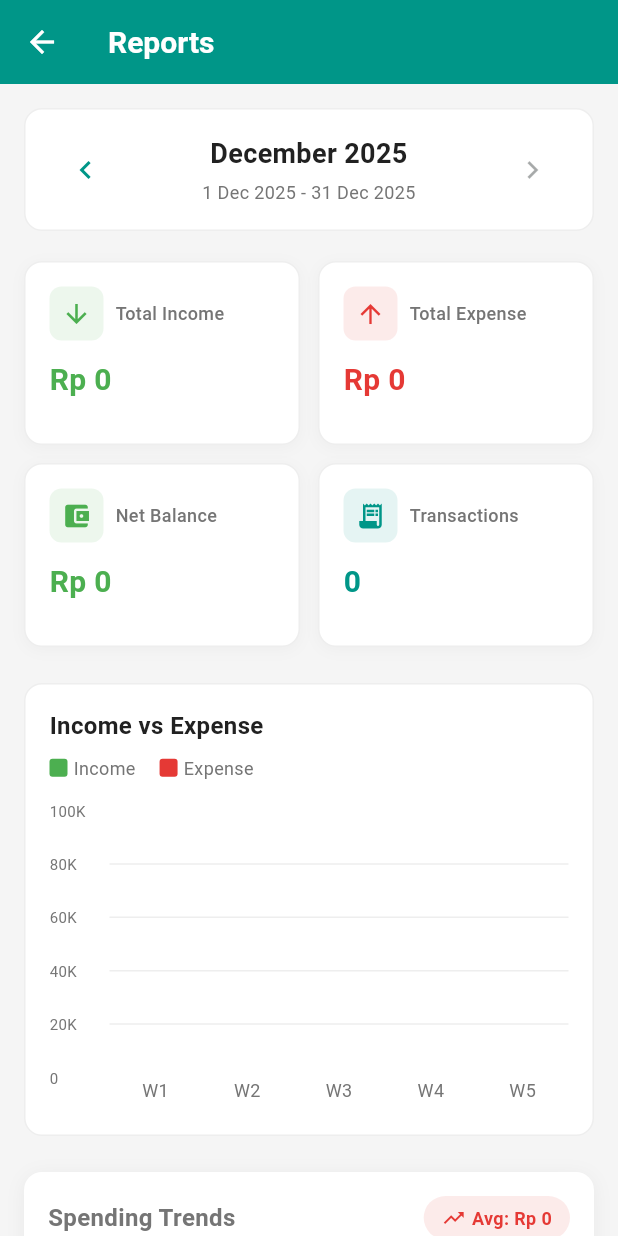
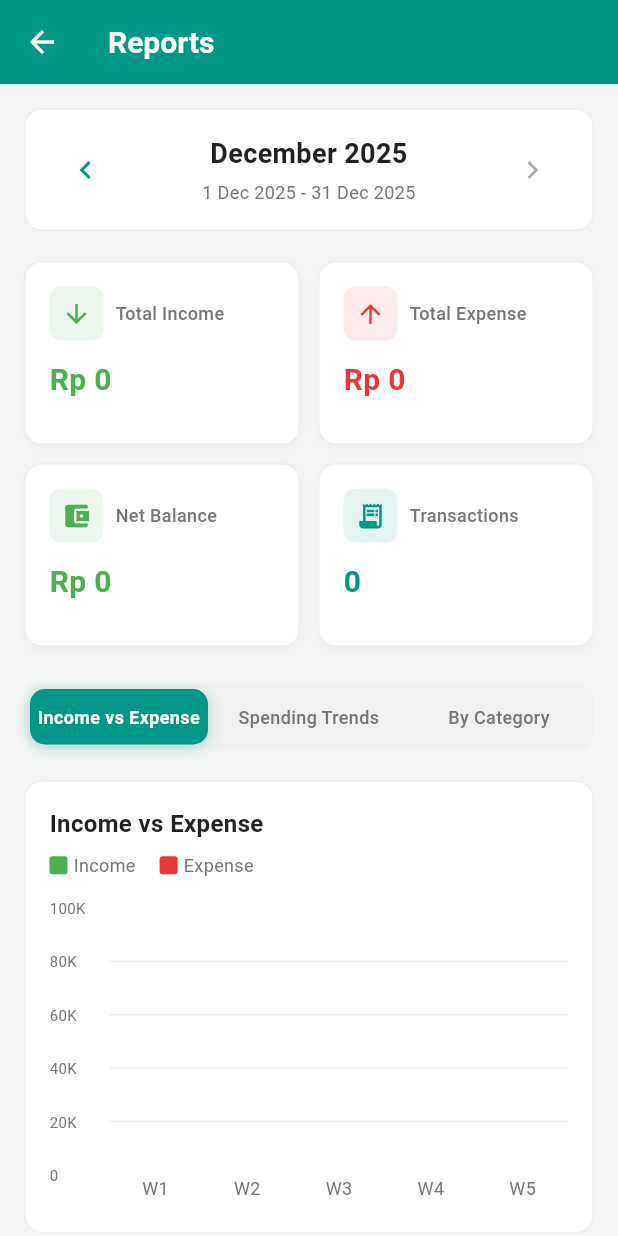
Before and after one commit to dagbrn/expensestracker-flutter, a Flutter app: the ReportsView screen opened by its route, on a phone screen of 412 x 824 dp. Run offline on Flutter 3.47's test engine with Material 3 defaults, Android fonts, the phone set to English and light mode, and no system bars; drawn by our look-alikes of fl_chart; our stand-ins replace get, sqflite; accounts and stored records are empty.

Commit message:
feat: implement tab bar for every chart

```diff
--- a/lib/app/modules/reports/reports_controller.dart
+++ b/lib/app/modules/reports/reports_controller.dart
@@ -19,6 +19,7 @@ class ReportsController extends GetxController {
   final dailySpending = <DailySpending>[].obs;
 
   final selectedMonth = DateTime.now().obs;
+  final selectedChartTab = 0.obs;
   final periodStart = DateTime.now().obs;
   final periodEnd = DateTime.now().obs;
 
@@ -262,6 +263,10 @@ class ReportsController extends GetxController {
     final formatter = DateFormat('d MMM yyyy');
     return '${formatter.format(periodStart.value)} - ${formatter.format(periodEnd.value)}';
   }
+
+  void changeChartTab(int index) {
+    selectedChartTab.value = index;
+  }
 }
 
 class CategoryBreakdown {
--- a/lib/app/modules/reports/reports_view.dart
+++ b/lib/app/modules/reports/reports_view.dart
@@ -127,22 +127,54 @@ class ReportsView extends GetView<ReportsController> {
                 ),
                 const SizedBox(height: 24),
 
-                // Income vs Expense Chart
-                IncomeExpenseChart(
-                  weeklyData: controller.weeklyData,
+                // Chart Tab Selector
+                Container(
+                  height: 45,
+                  decoration: BoxDecoration(
+                    color: AppColors.grey200.withOpacity(0.5),
+                    borderRadius: BorderRadius.circular(AppSizes.radiusM),
+                  ),
+                  child: Row(
+                    children: [
+                      _buildTabButton(
+                        'Income vs Expense',
+                        0,
+                        controller,
+                      ),
+                      _buildTabButton(
+                        'Spending Trends',
+                        1,
+                        controller,
+                      ),
+                      _buildTabButton(
+                        'By Category',
+                        2,
+                        controller,
+                      ),
+                    ],
+                  ),
                 ),
-                const SizedBox(height: 24),
+                const SizedBox(height: 20),
 
-                // Spending Trends Chart
-                SpendingTrendsChart(
-                  dailySpending: controller.dailySpending,
-                ),
-                const SizedBox(height: 24),
-
-                // Category Breakdown
-                CategoryBreakdownList(
-                  breakdowns: controller.categoryBreakdowns,
-                ),
+                // Chart Content based on selected tab
+                Obx(() {
+                  switch (controller.selectedChartTab.value) {
+                    case 0:
+                      return IncomeExpenseChart(
+                        weeklyData: controller.weeklyData,
+                      );
+                    case 1:
+                      return SpendingTrendsChart(
+                        dailySpending: controller.dailySpending,
+                      );
+                    case 2:
+                      return CategoryBreakdownList(
+                        breakdowns: controller.categoryBreakdowns,
+                      );
+                    default:
+                      return const SizedBox();
+                  }
+                }),
                 const SizedBox(height: 24),
               ],
             ),
@@ -151,4 +183,47 @@ class ReportsView extends GetView<ReportsController> {
       }),
     );
   }
+
+  Widget _buildTabButton(
+    String label,
+    int index,
+    ReportsController controller,
+  ) {
+    return Expanded(
+      child: Obx(() {
+        final isSelected = controller.selectedChartTab.value == index;
+        return GestureDetector(
+          onTap: () => controller.changeChartTab(index),
+          child: AnimatedContainer(
+            duration: const Duration(milliseconds: 200),
+            margin: const EdgeInsets.all(4),
+            decoration: BoxDecoration(
+              color: isSelected ? AppColors.primary : Colors.transparent,
+              borderRadius: BorderRadius.circular(AppSizes.radiusM - 2),
+              boxShadow: isSelected
+                  ? [
+                      BoxShadow(
+                        color: AppColors.primary.withOpacity(0.3),
+                        blurRadius: 8,
+                        offset: const Offset(0, 2),
+                      ),
+                    ]
+                  : [],
+            ),
+            child: Center(
+              child: Text(
+                label,
+                style: TextStyle(
+                  fontSize: 12,
+                  fontWeight: isSelected ? FontWeight.bold : FontWeight.w500,
+                  color: isSelected ? Colors.white : AppColors.textSecondary,
+                ),
+                textAlign: TextAlign.center,
+              ),
+            ),
+          ),
+        );
+      }),
+    );
+  }
 }
--- a/lib/app/modules/reports/widgets/spending_trends_chart.dart
+++ b/lib/app/modules/reports/widgets/spending_trends_chart.dart
@@ -42,6 +42,7 @@ class SpendingTrendsChart extends StatelessWidget {
                 style: TextStyle(
                   fontSize: 16,
                   fontWeight: FontWeight.bold,
+                  color: AppColors.textPrimary,
                 ),
               ),
               Container(
```
